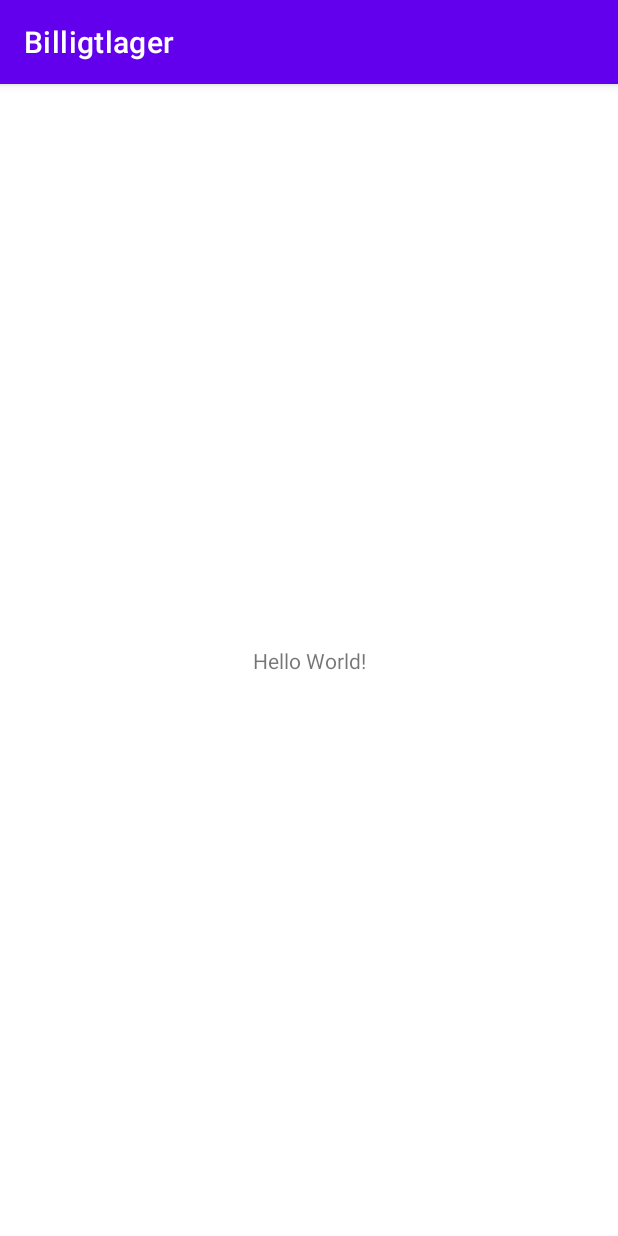
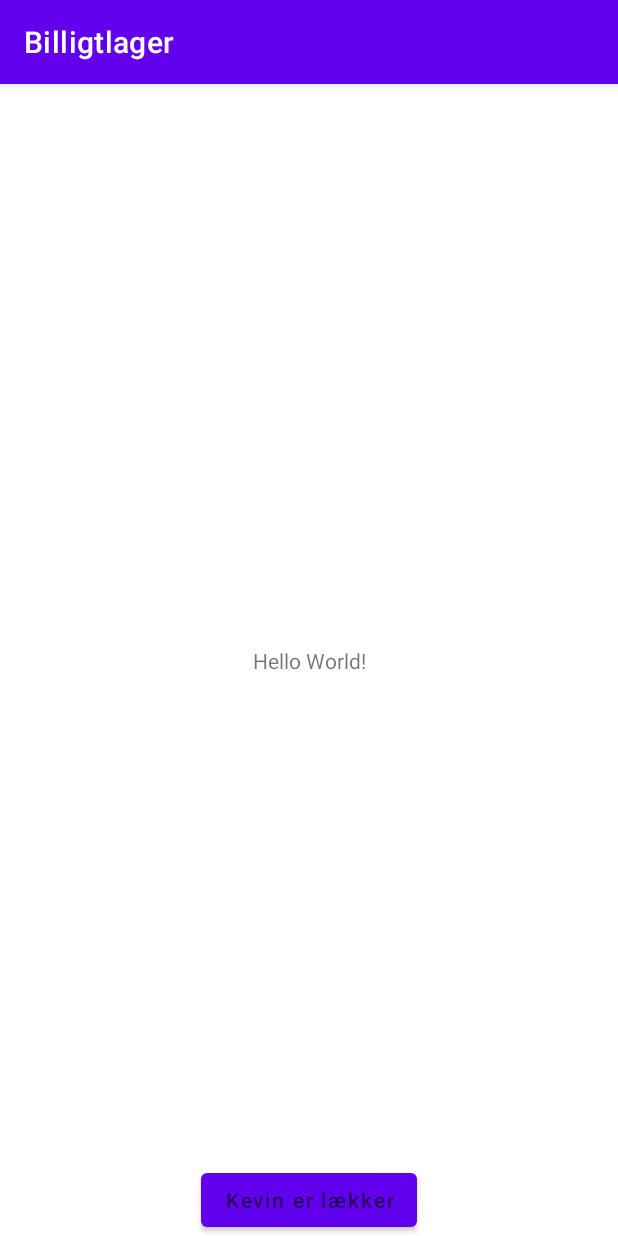
Before and after one commit to Kevbruh/Billigtlager, an Android app: the screen it shows after launch (MainActivity), on a phone screen of 412 x 824 dp. Run offline under Robolectric (Android 15) with nearby library versions, the phone set to English and light mode, and no system bars.

Commit message:
Jooks got big pushes

```diff
--- a/app/src/main/res/layout/activity_main.xml
+++ b/app/src/main/res/layout/activity_main.xml
@@ -15,4 +15,13 @@
         app:layout_constraintRight_toRightOf="parent"
         app:layout_constraintTop_toTopOf="parent" />
 
+    <Button
+        android:id="@+id/goToWebsite"
+        android:layout_width="wrap_content"
+        android:layout_height="wrap_content"
+        android:hint="Kevin er lækker"
+        app:layout_constraintBottom_toBottomOf="parent"
+        app:layout_constraintEnd_toEndOf="parent"
+        app:layout_constraintStart_toStartOf="parent" />
+
 </androidx.constraintlayout.widget.ConstraintLayout>
```
